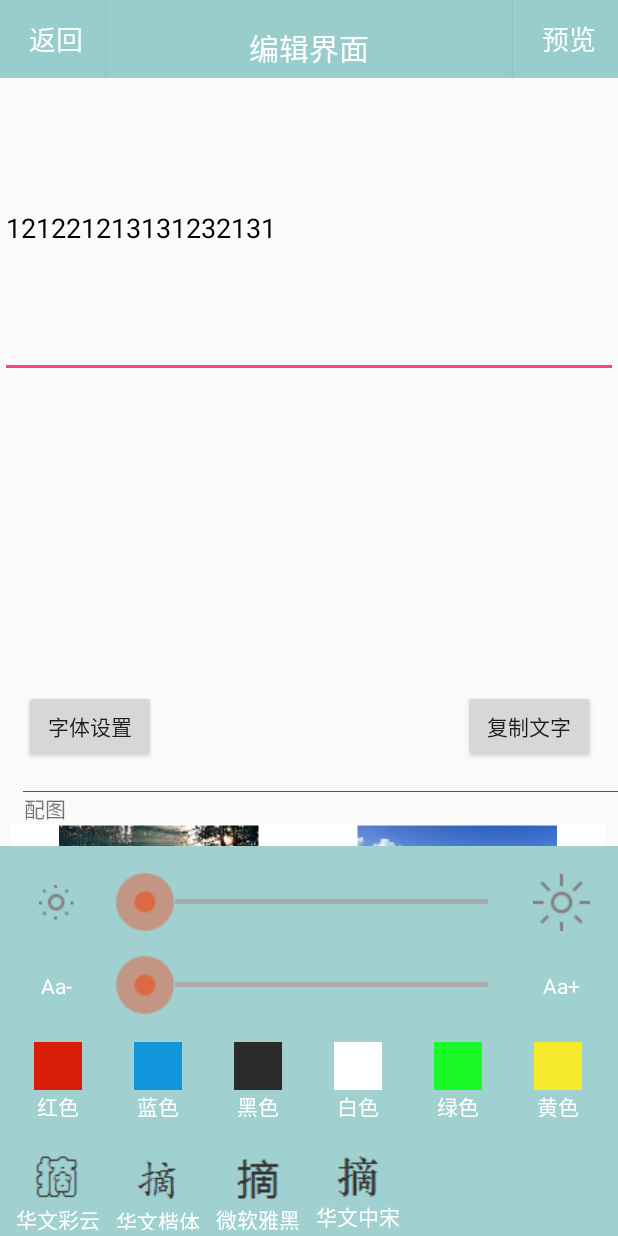
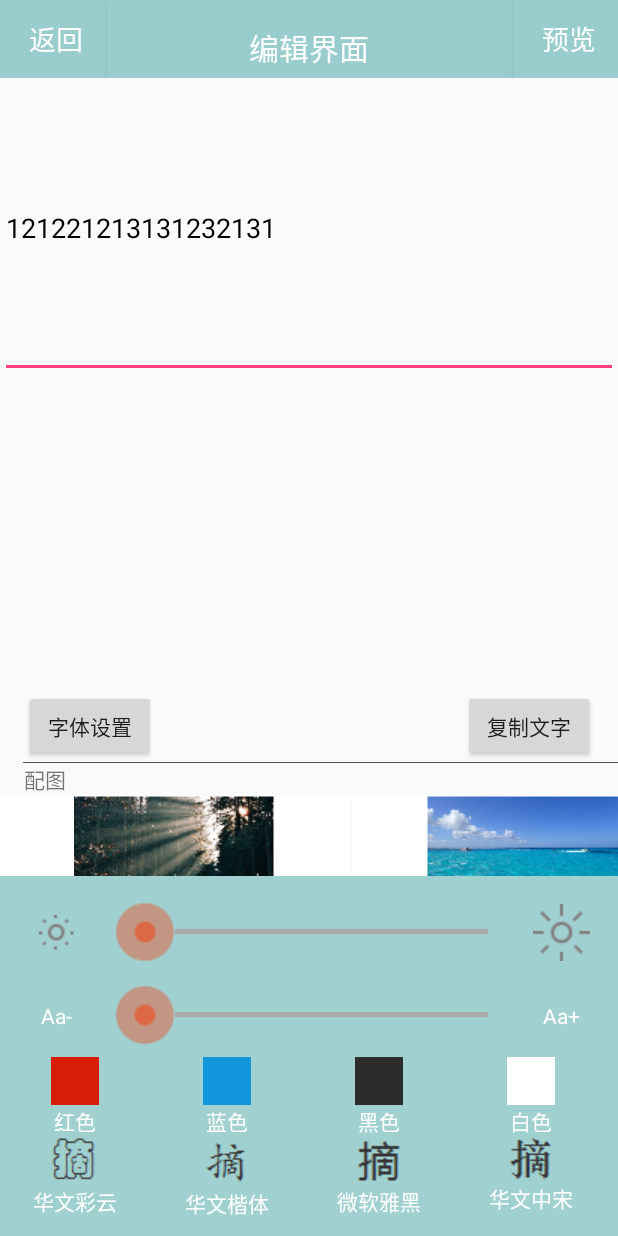
Before and after one commit to laizhiping/teamwork, an Android app: the screen it shows after launch (EditSetActivity), after a tap on "字体设置", on a phone screen of 412 x 824 dp. Run offline under Robolectric (Android 15) with nearby library versions, the phone set to English and light mode, and no system bars.

Commit message:
将字体设置,背景和字体颜色的滑动形式转为横向转动

```diff
--- a/MindPicking/app/src/main/java/com/example/acer/mindpicking/EditSetActivity.java
+++ b/MindPicking/app/src/main/java/com/example/acer/mindpicking/EditSetActivity.java
@@ -1,6 +1,7 @@
 package com.example.acer.mindpicking;
 
 import android.app.Activity;
+import android.content.Context;
 import android.graphics.Color;
 import android.support.v7.app.AppCompatActivity;
 import android.os.Bundle;
@@ -12,6 +13,7 @@ import android.widget.Button;
 import android.widget.EditText;
 import android.widget.FrameLayout;
 import android.widget.GridView;
+import android.widget.LinearLayout;
 import android.widget.RelativeLayout;
 import android.widget.SimpleAdapter;
 import android.widget.TextView;
@@ -76,6 +78,7 @@ public class EditSetActivity extends Activity implements View.OnClickListener{
                 }
             }
         });
+
         fontcolorlist = new ArrayList<Map<String, Object>>();
         fontcoloradapter = new SimpleAdapter(this,getcolorData(),R.layout.fontcoloritem,new String[]{"image","text"},new int[]{R.id.fontimage,R.id.fonttext});
         fontcolorView.setAdapter(fontcoloradapter);
@@ -108,15 +111,31 @@ public class EditSetActivity extends Activity implements View.OnClickListener{
                                                  }
                                              });
 
-
+        changeGridView(fontcolorView,fontcolorlist);
 
         fontsetlist = new ArrayList<Map<String, Object>>();
         fontadapter= new SimpleAdapter(this,getfontData(),R.layout.fontcoloritem,new String[]{"image","text"},new int[]{R.id.fontimage,R.id.fonttext});
         fontsetView.setAdapter(fontadapter);
+        changeGridView(fontsetView,fontsetlist);
 
         backgroundlist = new ArrayList<Map<String, Object>>();
         backgroudeadapter = new SimpleAdapter(this,getbackgroundeData(),R.layout.setback_layout,new String[]{"image"},new int[]{R.id.fontimage});
         backgroundView.setAdapter(backgroudeadapter);
+        changeGridView(backgroundView,backgroundlist);
+        int itemWidth = dip2px(this, 100)+200;
+        // item之间的间隔
+        int itemPaddingH = dip2px(this, 1);
+        int size = backgroundlist.size();
+        // 计算GridView宽度
+        int gridviewWidth = size * (itemWidth + itemPaddingH)-10;
+
+        LinearLayout.LayoutParams params = new LinearLayout.LayoutParams(
+                gridviewWidth, LinearLayout.LayoutParams.MATCH_PARENT);
+        backgroundView.setLayoutParams(params);
+        backgroundView.setColumnWidth(itemWidth);
+        backgroundView.setHorizontalSpacing(itemPaddingH);
+        backgroundView.setStretchMode(GridView.NO_STRETCH);
+        backgroundView.setNumColumns(size);
     }
     private List<Map<String,Object>> getcolorData(){
         for(int i=0;i<fontcolor.length;i++) {
@@ -126,6 +145,27 @@ public class EditSetActivity extends Activity implements View.OnClickListener{
             fontcolorlist.add(map);
         }
         return fontcolorlist;
+    }
+    private void changeGridView(GridView gridview,List<Map<String,Object>> flist) {
+        // item宽度
+        int itemWidth = dip2px(this, 100);
+        // item之间的间隔
+        int itemPaddingH = dip2px(this, 1);
+        int size = flist.size();
+        // 计算GridView宽度
+        int gridviewWidth = size * (itemWidth + itemPaddingH);
+
+        LinearLayout.LayoutParams params = new LinearLayout.LayoutParams(
+                gridviewWidth, LinearLayout.LayoutParams.MATCH_PARENT);
+        gridview.setLayoutParams(params);
+        gridview.setColumnWidth(itemWidth);
+        gridview.setHorizontalSpacing(itemPaddingH);
+        gridview.setStretchMode(GridView.NO_STRETCH);
+        gridview.setNumColumns(size);
+    }
+    public static int dip2px(Context context, float dpValue) {
+        final float scale = context.getResources().getDisplayMetrics().density;
+        return (int) (dpValue * scale + 0.5f);
     }
     private List<Map<String,Object>> getfontData(){
         for(int i=0;i<fontset.length;i++) {
@@ -145,7 +185,6 @@ public class EditSetActivity extends Activity implements View.OnClickListener{
         }
         return backgroundlist;
     }
-
     private void setupViews() {
         super.setContentView(R.layout.activity_edit);
         mTitleTextView = (TextView) findViewById(R.id.text_title);
--- a/MindPicking/app/src/main/res/layout/activity_edit.xml
+++ b/MindPicking/app/src/main/res/layout/activity_edit.xml
@@ -75,25 +75,41 @@
             />
         <View
             android:layout_width="fill_parent"
-            android:layout_above="@+id/textView3"
+            android:layout_below="@+id/button"
             android:layout_height="0.5dp"
             android:layout_marginLeft="15dp"
             android:layout_marginRight="0dp"
             android:background="#aa000000"
             android:id="@+id/view" />
+        <TextView
+            android:id="@+id/textView3"
+            android:layout_width="wrap_content"
+            android:layout_height="wrap_content"
+            android:layout_alignStart="@+id/bt1"
+            android:layout_below="@+id/view"
+            android:text="@string/background" />
 
-        <GridView
-            android:id="@+id/backgroundSet"
+        <HorizontalScrollView
             android:layout_width="match_parent"
-            android:layout_height="80dp"
-            android:layout_marginBottom="20dp"
-            android:layout_marginLeft="15dp"
-            android:layout_marginRight="0dp"
-            android:listSelector="@android:color/transparent"
-            android:numColumns="2"
+            android:layout_height="wrap_content"
+            android:id="@+id/horzontalView"
             android:scrollbars="none"
-            android:layout_above="@+id/textView"
-            android:layout_centerHorizontal="true" />
+            android:layout_below="@id/textView3"
+            >
+            <LinearLayout
+                android:layout_width="match_parent"
+                android:layout_height="match_parent">
+                <GridView
+                    android:id="@+id/backgroundSet"
+                    android:layout_width="match_parent"
+                    android:layout_height="80dp"
+                    android:layout_marginBottom="15dp"
+                    android:layout_marginLeft="5dp"
+                    android:layout_marginRight="5dp"
+                    android:layout_marginTop="20dp"
+                    android:scrollbars="none"/>
+            </LinearLayout>
+        </HorizontalScrollView>
         <View
             android:layout_width="fill_parent"
             android:layout_above="@+id/textView"
@@ -152,13 +168,7 @@
             android:layout_alignTop="@+id/textView"
             android:entries="@array/spingarr" />
 
-        <TextView
-            android:id="@+id/textView3"
-            android:layout_width="wrap_content"
-            android:layout_height="wrap_content"
-            android:layout_alignStart="@+id/bt1"
-            android:layout_above="@+id/backgroundSet"
-            android:text="@string/background" />
+
     </RelativeLayout>
 
         <include
--- a/MindPicking/app/src/main/res/layout/layout_edit_set.xml
+++ b/MindPicking/app/src/main/res/layout/layout_edit_set.xml
@@ -2,7 +2,7 @@
 <RelativeLayout xmlns:android="http://schemas.android.com/apk/res/android"
     android:id="@+id/editSet"
     android:layout_width="wrap_content"
-    android:layout_height="260dp"
+    android:layout_height="240dp"
     android:layout_above="@+id/llBookReadBottom"
     android:background="@color/colorEditTheme"
     android:clickable="true"
@@ -100,18 +100,32 @@
             android:textSize="14dp" />
     </LinearLayout>
 
+    <HorizontalScrollView
+        android:layout_width="match_parent"
+        android:layout_height="wrap_content"
+        android:scrollbars="none">
+        <LinearLayout
+            android:layout_width="match_parent"
+            android:layout_height="match_parent">
             <GridView
                 android:id="@+id/fontTheme"
-        android:layout_width="wrap_content"
+                android:layout_width="match_parent"
                 android:layout_height="50dp"
                 android:layout_marginBottom="15dp"
                 android:layout_marginLeft="5dp"
                 android:layout_marginRight="5dp"
                 android:layout_marginTop="10dp"
-        android:listSelector="@android:color/transparent"
-        android:numColumns="6"
-        android:scrollbars="none" />
+                android:scrollbars="none"/>
+        </LinearLayout>
+    </HorizontalScrollView>
 
+    <HorizontalScrollView
+        android:layout_width="match_parent"
+        android:layout_height="wrap_content"
+        android:scrollbars="none">
+        <LinearLayout
+            android:layout_width="match_parent"
+            android:layout_height="match_parent">
             <GridView
                 android:id="@+id/gvTheme"
                 android:layout_width="match_parent"
@@ -119,9 +133,9 @@
                 android:layout_marginBottom="15dp"
                 android:layout_marginLeft="5dp"
                 android:layout_marginRight="5dp"
-        android:layout_marginTop="10dp"
-        android:listSelector="@android:color/transparent"
-        android:numColumns="6"
-        android:scrollbars="none" />
+                android:layout_marginTop="20dp"
+                android:scrollbars="none"/>
+        </LinearLayout>
+    </HorizontalScrollView>
 </LinearLayout>
 </RelativeLayout>
```
Lines whose indentation alone changed are shown as unchanged.
